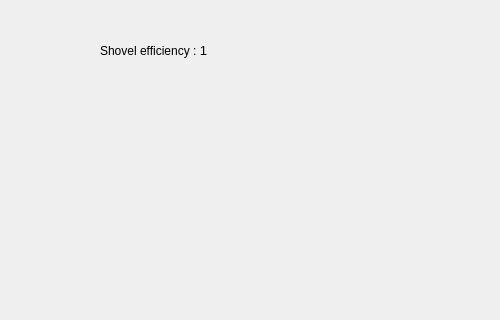
Qt form incremental/mainwindow.ui (Tepitron/Syntheziser) before a commit; both pictures show x 300 to 800 and y 134 to 454 of the 800 by 600 pixel window.
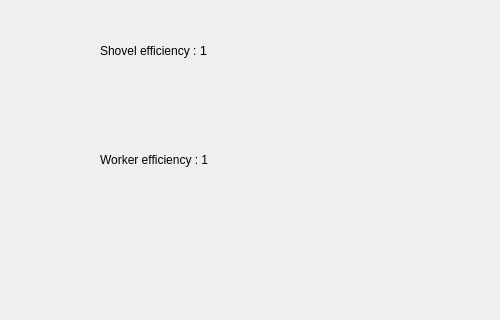
The same form after that commit.

```diff
--- a/incremental/mainwindow.ui
+++ b/incremental/mainwindow.ui
@@ -121,6 +121,35 @@
      <string>Buy a Worker (Cost : 50 Resources)</string>
     </property>
    </widget>
+   <widget class="QLabel" name="workerEfficiencyLabel_2">
+    <property name="enabled">
+     <bool>true</bool>
+    </property>
+    <property name="geometry">
+     <rect>
+      <x>400</x>
+      <y>240</y>
+      <width>281</width>
+      <height>71</height>
+     </rect>
+    </property>
+    <property name="visible">
+        <bool>false</bool>
+    </property>
+    <property name="styleSheet">
+     <string notr="true">&lt;property name=&quot;visible&quot;&gt;
+   &lt;bool&gt;false&lt;/bool&gt;
+&lt;/property&gt;</string>
+    </property>
+    <property name="text">
+     <string>&lt;!DOCTYPE HTML PUBLIC &quot;-//W3C//DTD HTML 4.0//EN&quot; &quot;http://www.w3.org/TR/REC-html40/strict.dtd&quot;&gt;
+&lt;html&gt;&lt;head&gt;&lt;meta name=&quot;qrichtext&quot; content=&quot;1&quot; /&gt;&lt;meta charset=&quot;utf-8&quot; /&gt;&lt;style type=&quot;text/css&quot;&gt;
+p, li { white-space: pre-wrap; }
+hr { height: 1px; border-width: 0; }
+&lt;/style&gt;&lt;/head&gt;&lt;body style=&quot; font-family:'Segoe UI'; font-size:9pt; font-weight:400; font-style:normal;&quot;&gt;
+&lt;p style=&quot; margin-top:12px; margin-bottom:12px; margin-left:0px; margin-right:0px; -qt-block-indent:0; text-indent:0px;&quot;&gt;Worker efficiency : 1&lt;/p&gt;&lt;/body&gt;&lt;/html&gt;</string>
+    </property>
+   </widget>
   </widget>
   <widget class="QMenuBar" name="menubar">
    <property name="geometry">
```
